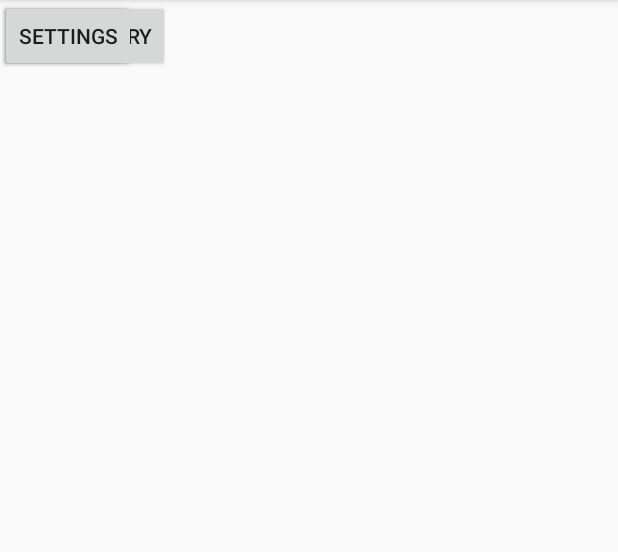
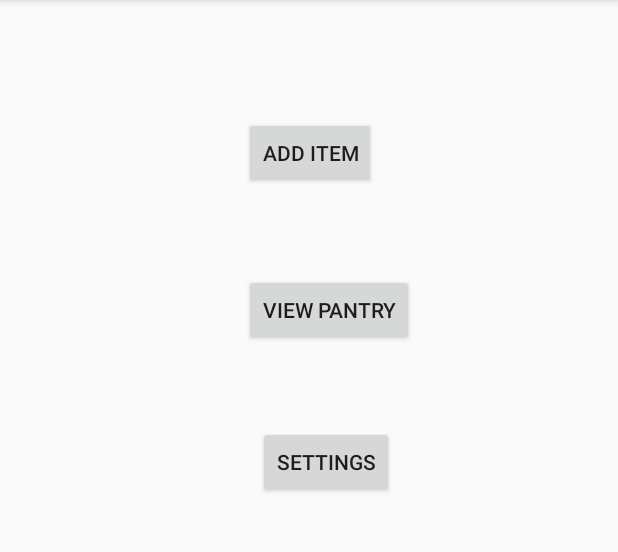
Before and after one commit to mmaluschnig/WasteLess, an Android app: the MainMenuPlaceholder screen opened directly, with no data from a screen before it, on a phone screen of 412 x 824 dp, the part 84-636 px from its top. Run offline under Robolectric (Android 15) with nearby library versions, the phone set to English and light mode, and no system bars.

Commit message:
Added several placeholders and partially created skeletons of several

```diff
--- a/VirtualPantry/app/src/main/AndroidManifest.xml
+++ b/VirtualPantry/app/src/main/AndroidManifest.xml
@@ -9,7 +9,11 @@
         android:roundIcon="@mipmap/ic_launcher_round"
         android:supportsRtl="true"
         android:theme="@style/AppTheme">
-        <activity android:name=".AppScreens.MainMenuPlaceholder"></activity>
+        <activity android:name=".AppScreens.AddItemManually"></activity>
+        <activity android:name=".AppScreens.EditItem" />
+        <activity android:name=".AppScreens.ViewPantry" />
+        <activity android:name=".AppScreens.Settings" />
+        <activity android:name=".AppScreens.MainMenuPlaceholder" />
         <activity android:name=".AppScreens.AddNewItems" />
         <activity android:name=".test1" />
         <activity android:name=".test" />
--- a/VirtualPantry/app/src/main/res/layout/activity_main_menu_placeholder.xml
+++ b/VirtualPantry/app/src/main/res/layout/activity_main_menu_placeholder.xml
@@ -10,23 +10,47 @@
         android:id="@+id/addItem"
         android:layout_width="wrap_content"
         android:layout_height="wrap_content"
+        android:layout_marginStart="162dp"
+        android:layout_marginLeft="162dp"
+        android:layout_marginTop="77dp"
+        android:layout_marginEnd="161dp"
+        android:layout_marginRight="161dp"
+        android:layout_marginBottom="28dp"
         android:text="@string/placeholder_menu_add_item"
-        tools:layout_editor_absoluteX="161dp"
-        tools:layout_editor_absoluteY="77dp" />
+        app:layout_constraintBottom_toTopOf="@+id/button2"
+        app:layout_constraintEnd_toEndOf="parent"
+        app:layout_constraintStart_toStartOf="parent"
+        app:layout_constraintTop_toTopOf="parent" />
 
     <Button
         android:id="@+id/button2"
         android:layout_width="wrap_content"
         android:layout_height="wrap_content"
+        android:layout_marginStart="161dp"
+        android:layout_marginLeft="161dp"
+        android:layout_marginTop="28dp"
+        android:layout_marginEnd="135dp"
+        android:layout_marginRight="135dp"
+        android:layout_marginBottom="33dp"
         android:text="@string/placeholder_menu_view_pantry"
-        tools:layout_editor_absoluteX="161dp"
-        tools:layout_editor_absoluteY="153dp" />
+        app:layout_constraintBottom_toTopOf="@+id/viewSettings"
+        app:layout_constraintEnd_toEndOf="parent"
+        app:layout_constraintStart_toStartOf="parent"
+        app:layout_constraintTop_toBottomOf="@+id/addItem" />
 
     <Button
         android:id="@+id/viewSettings"
         android:layout_width="wrap_content"
         android:layout_height="wrap_content"
+        android:layout_marginStart="172dp"
+        android:layout_marginLeft="172dp"
+        android:layout_marginTop="19dp"
+        android:layout_marginEnd="150dp"
+        android:layout_marginRight="150dp"
+        android:layout_marginBottom="435dp"
         android:text="@string/placeholder_menu_view_settings"
-        tools:layout_editor_absoluteX="171dp"
-        tools:layout_editor_absoluteY="234dp" />
+        app:layout_constraintBottom_toBottomOf="parent"
+        app:layout_constraintEnd_toEndOf="parent"
+        app:layout_constraintStart_toStartOf="parent"
+        app:layout_constraintTop_toBottomOf="@+id/button2" />
 </androidx.constraintlayout.widget.ConstraintLayout>
```
Also changed, not shown: VirtualPantry/app/src/main/java/com/expmngr/virtualpantry/AppScreens/AddItemManually.java (added, +16 -0 lines), VirtualPantry/app/src/main/java/com/expmngr/virtualpantry/AppScreens/EditItem.java (added, +16 -0 lines), VirtualPantry/app/src/main/java/com/expmngr/virtualpantry/AppScreens/Settings.java (added, +16 -0 lines), VirtualPantry/app/src/main/java/com/expmngr/virtualpantry/AppScreens/ViewPantry.java (added, +16 -0 lines), VirtualPantry/app/src/main/res/layout/activity_add_item_manually.xml (added, +9 -0 lines), VirtualPantry/app/src/main/res/layout/activity_edit_item.xml (added, +9 -0 lines), VirtualPantry/app/src/main/res/layout/activity_settings.xml (added, +16 -0 lines), VirtualPantry/app/src/main/res/layout/activity_view_pantry.xml (added, +28 -0 lines).
